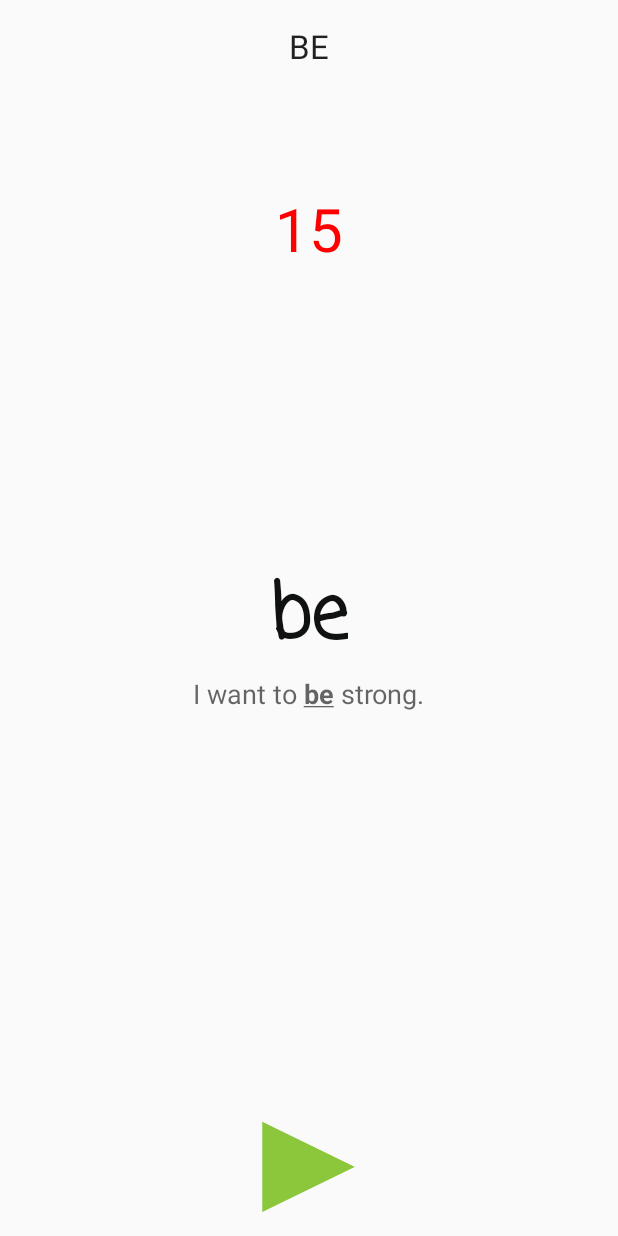
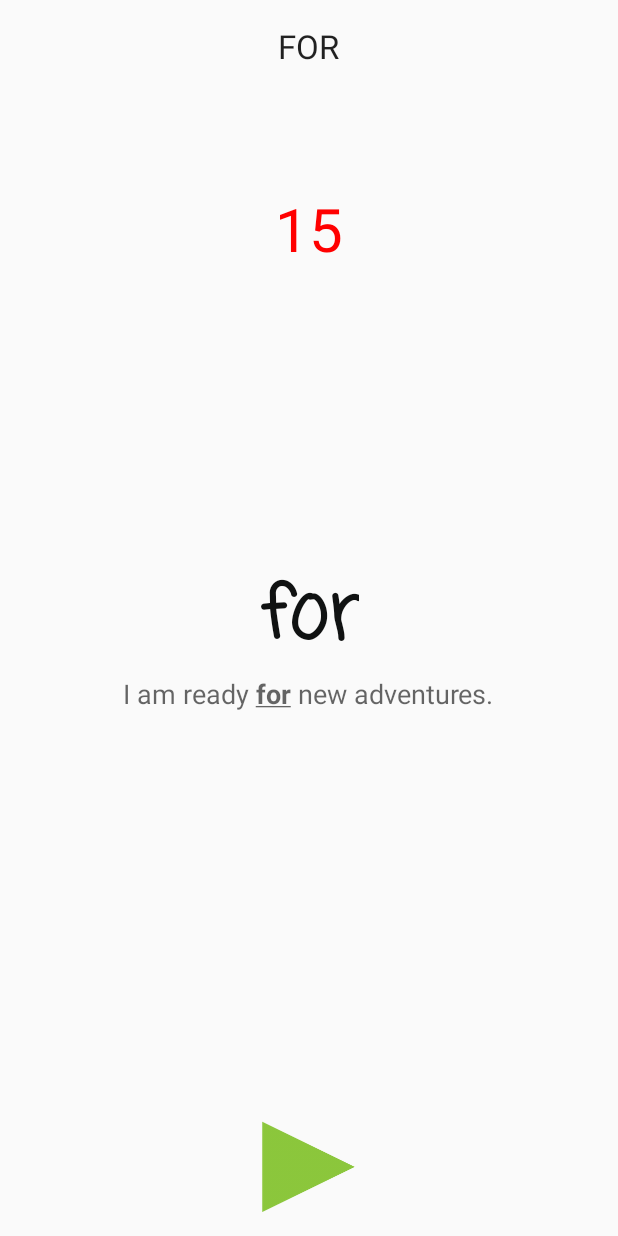
Before and after one commit to Mak-Sym/WordsLearner, an Android app: the screen it shows after launch (MainActivity), on a phone screen of 412 x 824 dp. Run offline under Robolectric (Android 15) with nearby library versions, the phone set to English and light mode, and no system bars.

Commit message:
added new words; minor refactoring

```diff
--- a/app/src/main/java/com/maksym/android/words/learner/MainActivity.java
+++ b/app/src/main/java/com/maksym/android/words/learner/MainActivity.java
@@ -14,6 +14,7 @@ import com.maksym.android.words.learner.utils.Views;
 import java.util.Locale;
 
 public class MainActivity extends AppCompatActivity {
+    private static final int ROUNDS_COUNT = 15;
     private TextToSpeech textToSpeech;
 
     @Override
@@ -55,10 +56,11 @@ public class MainActivity extends AppCompatActivity {
         });
 
         final TextView counterTextView = (TextView) findViewById(R.id.wordsCounterTextView);
+        counterTextView.setText(String.valueOf(ROUNDS_COUNT));
         counterTextView.setOnClickListener(new View.OnClickListener() {
             @Override
             public void onClick(View view) {
-                counterTextView.setText("15");
+                counterTextView.setText(String.valueOf(ROUNDS_COUNT));
             }
         });
 
@@ -78,9 +80,7 @@ public class MainActivity extends AppCompatActivity {
         int value = Integer.parseInt(textView.getText().toString()) - 1;
         if(value == 0) {
             mediaPlayer.start();
-        }
-        if(value == -1) {
-            value = 15;
+            value = ROUNDS_COUNT;
         }
         textView.setText(String.valueOf(value));
     }
--- a/app/src/main/java/com/maksym/android/words/learner/data/Data.java
+++ b/app/src/main/java/com/maksym/android/words/learner/data/Data.java
@@ -26,21 +26,75 @@ public class Data {
             "that",
             "the",
             "to",
-            "was");
+            "was",
+            "all",
+            "are",
+            "as",
+            "at",
+            "but",
+            "for",
+            "had",
+            "have",
+            "he",
+            "her",
+            "his",
+            "not",
+            "on",
+            "one",
+            "said",
+            "so",
+            "they",
+            "we",
+            "with",
+            "you");
 
     private static final Map<String, List<String>> EXAMPLES = Maps.map(
-            entry("a", asList("A bus is big", "This is a cute dog")),
-            entry("and", asList("This is me and my sister", "I like apples and sweets")),
-            entry("be", asList("I want to be strong")),
-            entry("I", asList("I am 6 years old", "I can swim")),
-            entry("in", asList("A candy is in my pocket")),
-            entry("is", asList("This is my favourite movie")),
-            entry("it", asList("It is my favourite game")),
-            entry("of", asList("Take care of yourself")),
+            entry("a", asList("A bus is big", "This is a cute dog", "I have a sister",
+                    "As for me this is a good idea")),
+            entry("and", asList("This is me and my sister", "I like apples and sweets", "Me and you")),
+            entry("be", asList("I want to be strong", "I want to be fast")),
+            entry("I", asList("I am 6 years old", "I can swim", "I have many toys", "I have a sister",
+                    "I like to play with my sister", "I swim in the big race")),
+            entry("in", asList("A candy is in my pocket", "A plane is in the sky",
+                    "I had my birthday party in the Luna park", "I run in the big race")),
+            entry("is", asList("This is my favourite movie", "My favourite dinosaur is T-rex")),
+            entry("it", asList("It is my favourite game", "I forgot about it", "It is true")),
+            entry("of", asList("Take care of yourself", "Best wishes to all of you")),
             entry("that", asList("That is good")),
-            entry("the", asList("My school is the best")),
-            entry("to", asList("I like to jump", "I like to swim", "I like to play")),
-            entry("was", asList("I was very surprised yesterday", "I was tired"))
+            entry("the", asList("My school is the best", "We are the champions", "I climb in the big race")),
+            entry("to", asList("I like to jump", "I like to swim", "I like to play", "We are happy to go to school",
+                    "Best wishes to all of you", "People want to fly, but they do not have wings")),
+            entry("was", asList("I was very surprised yesterday", "I was tired", "I said it was good")),
+            entry("all", asList("Best wishes to all of you")),
+            entry("are", asList("We are happy to go to school", "We are the champions", "You are my best friend",
+                    "Dinosaurs are very scary, but I like them")),
+            entry("as", asList("As for me this is a good idea")),
+            entry("at", asList("I had a wonderful day at school")),
+            entry("but", asList("I wanted to watch a movie, but it was time to go to bed",
+                    "Dinosaurs are very scary, but I like them", "People want to fly, but they do not have wings",
+                    "I have two hands and two legs, but only one head")),
+            entry("for", asList("I am ready for new adventures", "It would be good for you and me",
+                    "As for me this is a good idea", "It's time for lunch")),
+            entry("had", asList("I had a wonderful day at school", "I had my birthday party in the Luna park")),
+            entry("have", asList("I have many toys", "I have a sister", "I have five fingers on my hand",
+                    "People want to fly, but they do not have wings",
+                    "I have two hands and two legs, but only one head")),
+            entry("he", asList("He is my best friend", "He does everything on his own")),
+            entry("her", asList("I always help my sister with her tasks",
+                    "I always help my sister to find her bottle")),
+            entry("his", asList("My daddy often takes me on his hands", "He does everything on his own")),
+            entry("not", asList("I do not do silly things", "People want to fly, but they do not have wings")),
+            entry("on", asList("I have five fingers on my hand", "My daddy often takes me on his hands",
+                    "He does everything on his own")),
+            entry("one", asList("I have two hands and two legs, but only one head")),
+            entry("said", asList("I said it was good", "My mommy said that she missed me")),
+            entry("so", asList("My teacher is so nice")),
+            entry("they", asList("People want to fly, but they do not have wings")),
+            entry("we", asList("We are the champions")),
+            entry("with", asList("I want to play with you", "I like to play with my sister",
+                    "I always help my sister with her tasks")),
+            entry("you", asList("I want to play with you",
+                    "Best wishes to all of you", "It would be good for you and me"))
     );
 
     public static String nextWord() {
```
